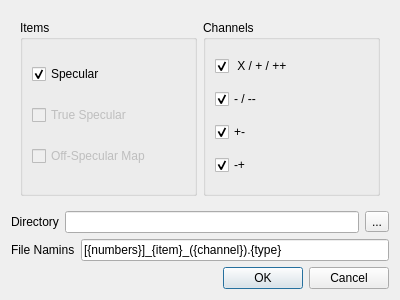
This is designer/reduce_dialog.ui in aglavic/quicknxs as Qt 5 draws it before an edit. The edited form follows.
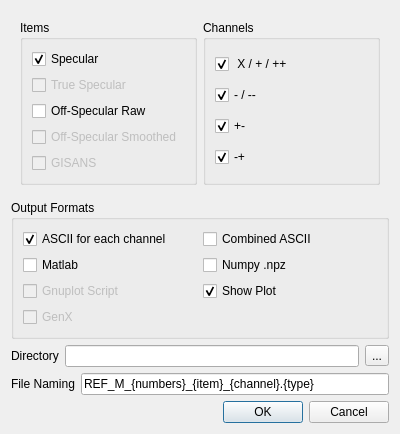
This is the edited form. Icons and pictures are not drawn.

Commit message: Implement output options

```diff
--- a/designer/reduce_dialog.ui
+++ b/designer/reduce_dialog.ui
@@ -7,7 +7,7 @@
     <x>0</x>
     <y>0</y>
     <width>400</width>
-    <height>300</height>
+    <height>375</height>
    </rect>
   </property>
   <property name="windowTitle">
@@ -51,11 +51,28 @@
          </item>
          <item>
           <widget class="QCheckBox" name="exportOffSpecular">
+           <property name="text">
+            <string>Off-Specular Raw</string>
+           </property>
+          </widget>
+         </item>
+         <item>
+          <widget class="QCheckBox" name="exportOffSpecularSmoothed">
            <property name="enabled">
             <bool>false</bool>
            </property>
            <property name="text">
-            <string>Off-Specular Map</string>
+            <string>Off-Specular Smoothed</string>
+           </property>
+          </widget>
+         </item>
+         <item>
+          <widget class="QCheckBox" name="exportGISANS">
+           <property name="enabled">
+            <bool>false</bool>
+           </property>
+           <property name="text">
+            <string>GISANS</string>
            </property>
           </widget>
          </item>
@@ -120,6 +137,76 @@
      </layout>
     </widget>
    </item>
+   <item>
+    <widget class="QGroupBox" name="groupBox_3">
+     <property name="title">
+      <string>Output Formats</string>
+     </property>
+     <layout class="QGridLayout" name="gridLayout">
+      <item row="0" column="0">
+       <widget class="QCheckBox" name="multiAscii">
+        <property name="text">
+         <string>ASCII for each channel</string>
+        </property>
+        <property name="checked">
+         <bool>true</bool>
+        </property>
+       </widget>
+      </item>
+      <item row="0" column="1">
+       <widget class="QCheckBox" name="combinedAscii">
+        <property name="text">
+         <string>Combined ASCII</string>
+        </property>
+       </widget>
+      </item>
+      <item row="1" column="0">
+       <widget class="QCheckBox" name="matlab">
+        <property name="text">
+         <string>Matlab</string>
+        </property>
+       </widget>
+      </item>
+      <item row="2" column="0">
+       <widget class="QCheckBox" name="gnuplot">
+        <property name="enabled">
+         <bool>false</bool>
+        </property>
+        <property name="text">
+         <string>Gnuplot Script</string>
+        </property>
+       </widget>
+      </item>
+      <item row="2" column="1">
+       <widget class="QCheckBox" name="plot">
+        <property name="text">
+         <string>Show Plot</string>
+        </property>
+        <property name="checked">
+         <bool>true</bool>
+        </property>
+       </widget>
+      </item>
+      <item row="3" column="0">
+       <widget class="QCheckBox" name="genx">
+        <property name="enabled">
+         <bool>false</bool>
+        </property>
+        <property name="text">
+         <string>GenX</string>
+        </property>
+       </widget>
+      </item>
+      <item row="1" column="1">
+       <widget class="QCheckBox" name="numpy">
+        <property name="text">
+         <string>Numpy .npz</string>
+        </property>
+       </widget>
+      </item>
+     </layout>
+    </widget>
+   </item>
    <item>
     <layout class="QHBoxLayout" name="horizontalLayout_2">
      <item>
@@ -149,14 +236,14 @@
      <item>
       <widget class="QLabel" name="label_2">
        <property name="text">
-        <string>File Namins</string>
+        <string>File Naming</string>
        </property>
       </widget>
      </item>
      <item>
       <widget class="QLineEdit" name="fileNameEntry">
        <property name="text">
-        <string>[{numbers}]_{item}_({channel}).{type}</string>
+        <string>REF_M_{numbers}_{item}_{channel}.{type}</string>
        </property>
       </widget>
      </item>
```
Left out of the diff: 4 changed lines with no effect on the pictures. The commit also changes 10 other files.
